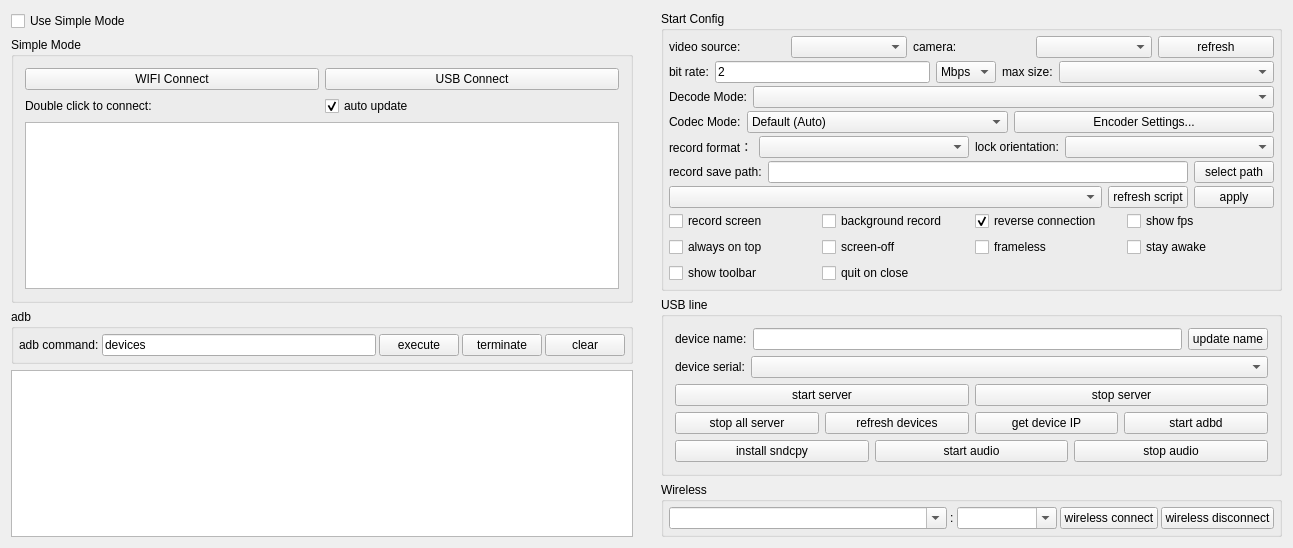
Qt form upstream/QtScrcpy/QtScrcpy/ui/dialog.ui (mucholocco86/fisicos) before a commit.
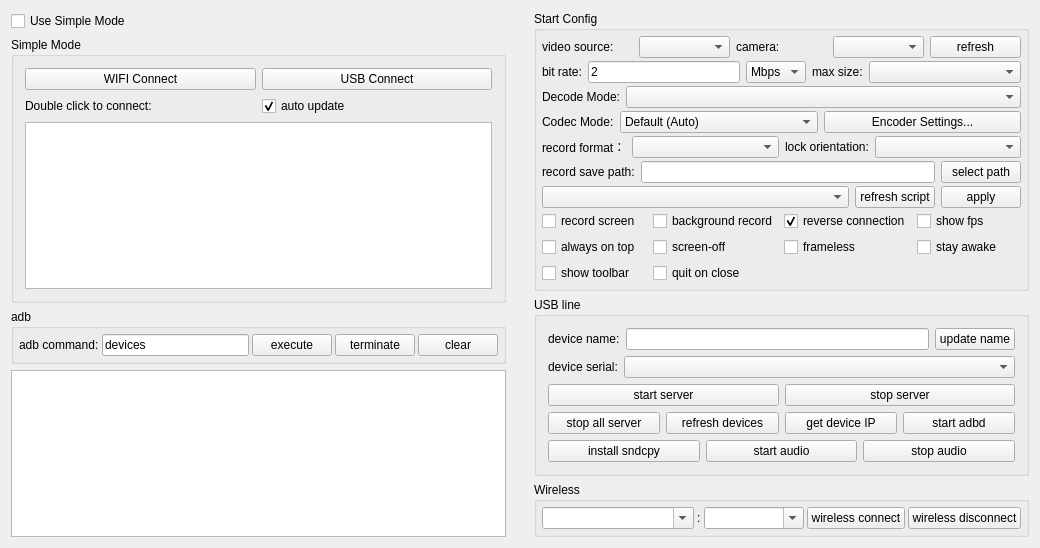
The same form after that commit.

Commit message: Reduzir tamanho inicial solicitado da janela principal

```diff
--- a/upstream/QtScrcpy/QtScrcpy/ui/dialog.ui
+++ b/upstream/QtScrcpy/QtScrcpy/ui/dialog.ui
@@ -6,8 +6,8 @@
    <rect>
     <x>0</x>
     <y>0</y>
-    <width>1293</width>
-    <height>502</height>
+    <width>1040</width>
+    <height>520</height>
    </rect>
   </property>
   <property name="windowTitle">
```
